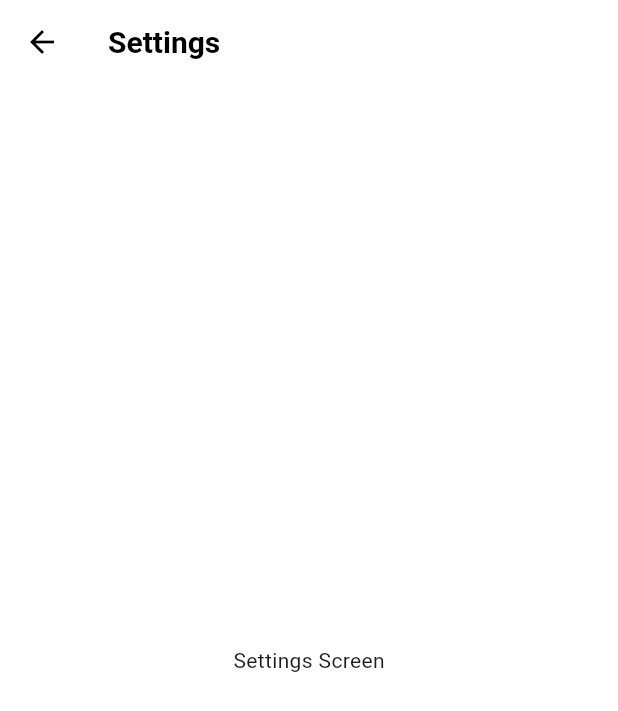
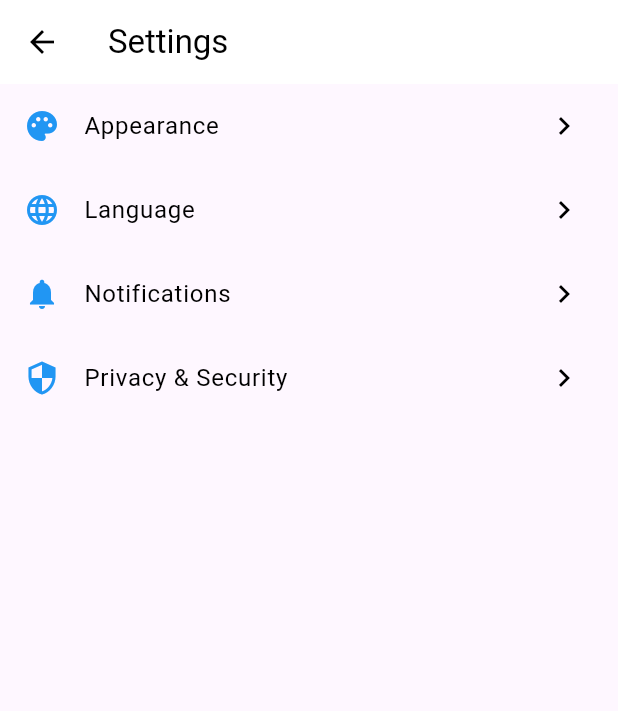
Before and after one commit to M0hamed-Eid/eventify, a Flutter app: the SettingsScreen screen opened directly, on a phone screen of 412 x 824 dp. Shown: the top 711 px of the screen. Run offline on Flutter 3.47's test engine with Material 3 defaults, Android fonts, the phone set to English and light mode, and no system bars; our stand-ins replace cached_network_image, cloud_firestore, firebase_auth, firebase_core, firebase_messaging, firebase_storage and 12 more; accounts and stored records are empty; network calls fail.

Commit message:
feat: Implement theme and language settings
Adds theme and language settings screens with corresponding
providers. Theme settings allow users to toggle dark mode and
choose a primary color. Language settings allow users to select
their preferred language. Settings are persisted using
shared_preferences. Adds navigation to theme and language settings
from the main settings screen.

```diff
--- /dev/null
+++ b/lib/providers/language_provider.dart
@@ -0,0 +1,41 @@
+import 'package:flutter/material.dart';
+import 'package:shared_preferences/shared_preferences.dart';
+
+class Language {
+  final String code;
+  final String name;
+
+  Language({required this.code, required this.name});
+}
+
+class LanguageProvider with ChangeNotifier {
+  String _currentLanguageCode = 'en';
+
+  String get currentLanguageCode => _currentLanguageCode;
+
+  final List<Language> supportedLanguages = [
+    Language(code: 'en', name: 'English'),
+    Language(code: 'es', name: 'Español'),
+    Language(code: 'fr', name: 'Français'),
+    Language(code: 'de', name: 'Deutsch'),
+  ];
+
+  LanguageProvider() {
+    _loadLanguageFromPrefs();
+  }
+
+  void _loadLanguageFromPrefs() async {
+    final prefs = await SharedPreferences.getInstance();
+    _currentLanguageCode = prefs.getString('languageCode') ?? 'en';
+    notifyListeners();
+  }
+
+  void changeLanguage(String languageCode) async {
+    _currentLanguageCode = languageCode;
+    final prefs = await SharedPreferences.getInstance();
+    await prefs.setString('languageCode', languageCode);
+    notifyListeners();
+  }
+
+  Locale get locale => Locale(_currentLanguageCode);
+}
--- a/lib/screens/notifications/notifications_screen.dart
+++ b/lib/screens/notifications/notifications_screen.dart
@@ -40,7 +40,6 @@ class NotificationsScreen extends StatelessWidget {
           }
 
           final notifications = snapshot.data ?? [];
-          print("notiiiiiii$notifications");
           if (notifications.isEmpty) {
             return _buildEmptyView();
           }
--- a/lib/screens/settings/settings_screen.dart
+++ b/lib/screens/settings/settings_screen.dart
@@ -1,4 +1,6 @@
 import 'package:flutter/material.dart';
+import 'theme_settings.dart';
+import 'language_settings.dart';
 
 class SettingsScreen extends StatelessWidget {
   const SettingsScreen({super.key});
@@ -7,7 +9,62 @@ class SettingsScreen extends StatelessWidget {
   Widget build(BuildContext context) {
     return Scaffold(
       appBar: AppBar(title: const Text('Settings')),
-      body: const Center(child: Text('Settings Screen')),
+      body: ListView(
+        children: [
+          _buildSettingsSection(
+            context: context,
+            title: 'Appearance',
+            icon: Icons.palette,
+            onTap: () => Navigator.push(
+              context,
+              MaterialPageRoute(
+                builder: (context) => const ThemeSettingsScreen(),
+              ),
+            ),
+          ),
+          _buildSettingsSection(
+            context: context,
+            title: 'Language',
+            icon: Icons.language,
+            onTap: () => Navigator.push(
+              context,
+              MaterialPageRoute(
+                builder: (context) => const LanguageSettingsScreen(),
+              ),
+            ),
+          ),
+          _buildSettingsSection(
+            context: context,
+            title: 'Notifications',
+            icon: Icons.notifications,
+            onTap: () {
+              // Navigate to notification settings
+            },
+          ),
+          _buildSettingsSection(
+            context: context,
+            title: 'Privacy & Security',
+            icon: Icons.security,
+            onTap: () {
+              // Navigate to privacy settings
+            },
+          ),
+        ],
+      ),
+    );
+  }
+
+  Widget _buildSettingsSection({
+    required BuildContext context,
+    required String title,
+    required IconData icon,
+    required VoidCallback onTap,
+  }) {
+    return ListTile(
+      leading: Icon(icon, color: Theme.of(context).primaryColor),
+      title: Text(title),
+      trailing: const Icon(Icons.chevron_right),
+      onTap: onTap,
     );
   }
 }
```
Also changed, not shown: lib/main.dart (+27 -11 lines), lib/providers/theme_provider.dart (added, +72 -0 lines), lib/screens/settings/language_settings.dart (added, +34 -0 lines), lib/screens/settings/theme_settings.dart (added, +77 -0 lines).
